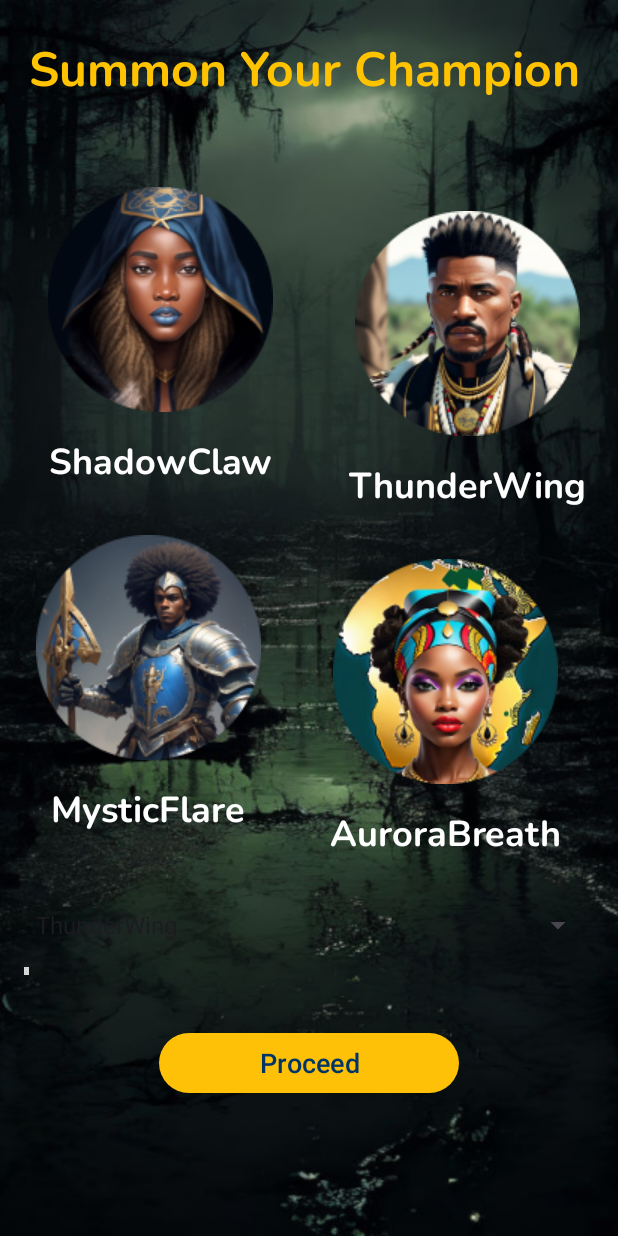
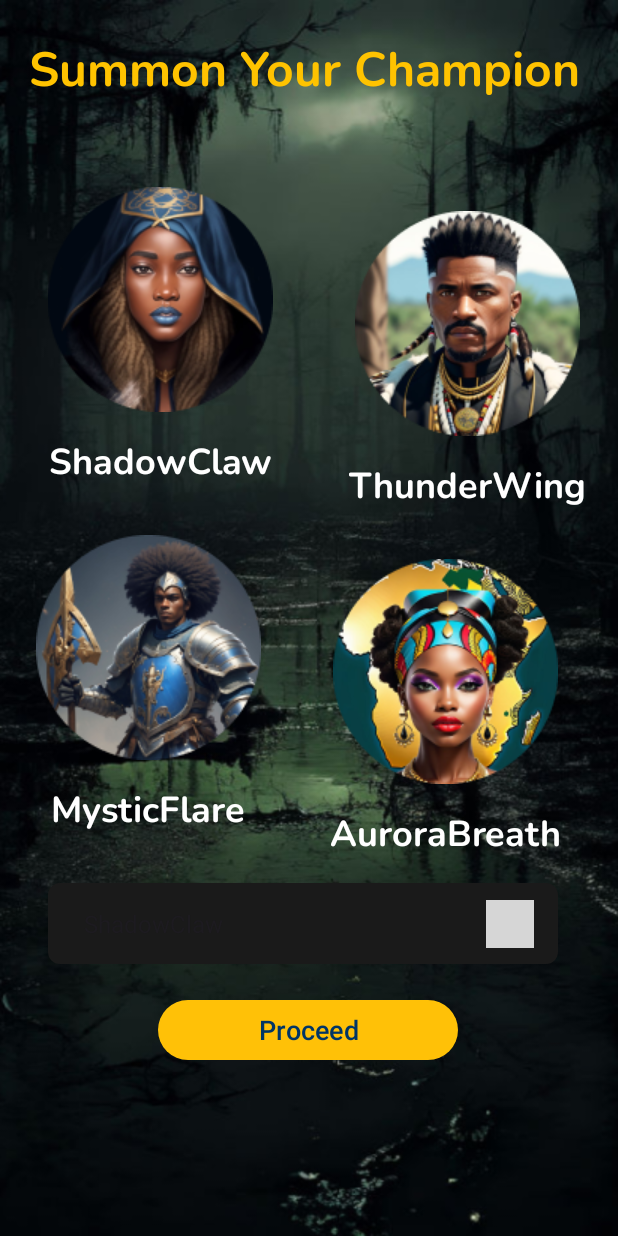
Before and after one commit to akirachix/Vivosparks-Mobile, an Android app: the ChampionActivity screen opened directly, with no data from a screen before it, on a phone screen of 412 x 824 dp. Run offline under Robolectric (Android 15) with nearby library versions, the phone set to English and light mode, and no system bars; our stand-ins replace Picasso; pictures from the network do not load; grey boxes are pictures that could not be loaded.

Commit message:
add changes

```diff
--- a/app/src/main/java/com/akirachix/investikaTrial/ui/ChampionActivity.kt
+++ b/app/src/main/java/com/akirachix/investikaTrial/ui/ChampionActivity.kt
@@ -3,7 +3,10 @@ package com.akirachix.investikaTrial.ui
 import android.content.Intent
 import android.os.Bundle
 import android.view.View
-import android.widget.*
+import android.widget.AdapterView
+import android.widget.ArrayAdapter
+import android.widget.ImageView
+import android.widget.Toast
 import androidx.appcompat.app.AppCompatActivity
 import com.akirachix.investikaTrial.api.ApiClient
 import com.akirachix.investikaTrial.api.SigninInterface
@@ -17,7 +20,6 @@ import retrofit2.Response
 
 class ChampionActivity : AppCompatActivity() {
     private lateinit var binding: ActivityChampionBinding
-    private lateinit var imageSpinner: Spinner
     private lateinit var selectedImageView: ImageView
     private lateinit var selectedChoice: String
 
@@ -26,7 +28,6 @@ class ChampionActivity : AppCompatActivity() {
         binding = ActivityChampionBinding.inflate(layoutInflater)
         setContentView(binding.root)
 
-        imageSpinner = binding.idShadowClaw
         selectedImageView = binding.selectedImageView
 
         // Setup the spinner to allow user to choose an avatar
@@ -80,12 +81,12 @@ class ChampionActivity : AppCompatActivity() {
 
     // Setup the image spinner for avatar selection
     private fun setupImageSpinner() {
-        val imageChoices = arrayOf("ThunderWing", "ShadowClaw", "MysticFlare", "AuroraBreath")
+        val imageChoices = arrayOf("ShadowClaw", "ThunderWing", "MysticFlare", "AuroraBreath")
         val adapter = ArrayAdapter(this, android.R.layout.simple_spinner_item, imageChoices)
         adapter.setDropDownViewResource(android.R.layout.simple_spinner_dropdown_item)
-        imageSpinner.adapter = adapter
+        binding.idAvatarSpinner.adapter = adapter // Assuming you have a Spinner in your layout with this ID
 
-        imageSpinner.onItemSelectedListener = object : AdapterView.OnItemSelectedListener {
+        binding.idAvatarSpinner.onItemSelectedListener = object : AdapterView.OnItemSelectedListener {
             override fun onItemSelected(parent: AdapterView<*>, view: View, position: Int, id: Long) {
                 selectedChoice = imageChoices[position]
                 val imageUrl = getImageUrl(selectedChoice)
--- /dev/null
+++ b/app/src/main/res/drawable/spinner_background.xml
@@ -0,0 +1,6 @@
+<?xml version="1.0" encoding="utf-8"?>
+<shape xmlns:android="http://schemas.android.com/apk/res/android">
+    <solid android:color="#1A1A1A"/> <!-- Background color -->
+    <corners android:radius="8dp"/> <!-- Rounded corners -->
+    <padding android:left="8dp" android:top="8dp" android:right="8dp" android:bottom="8dp"/> <!-- Padding inside the spinner -->
+</shape>
--- a/app/src/main/res/layout/activity_champion.xml
+++ b/app/src/main/res/layout/activity_champion.xml
@@ -118,34 +118,43 @@
         app:layout_constraintTop_toBottomOf="@+id/imageView5" />
 
     <!-- Dropdown for selecting images -->
-    <Spinner
-        android:id="@+id/idShadowClaw"
-        android:layout_width="0dp"
-        android:layout_height="wrap_content"
-        android:textColor="#FFFFFF"
-        android:layout_marginTop="32dp"
-        app:layout_constraintTop_toBottomOf="@+id/textView5"
-        app:layout_constraintStart_toStartOf="parent"
-        app:layout_constraintEnd_toEndOf="parent" />
+
 
     <!-- ImageView to display the selected image -->
+    <Spinner
+        android:id="@+id/idAvatarSpinner"
+        android:layout_width="match_parent"
+        android:layout_height="wrap_content"
+        android:layout_marginStart="16dp"
+        android:layout_marginTop="16dp"
+        android:layout_marginEnd="24dp"
+        android:background="@drawable/spinner_background"
+        android:text="Select Your Avatar"
+        android:padding="16dp"
+        android:spinnerMode="dropdown"
+        android:textColor="#FFFFFF"
+        app:layout_constraintEnd_toEndOf="parent"
+        app:layout_constraintStart_toStartOf="parent"
+        app:layout_constraintTop_toBottomOf="@+id/textView5" />
+
+    <!-- White background -->
+
     <ImageView
         android:id="@+id/selectedImageView"
-        android:layout_width="3dp"
-        android:layout_height="5dp"
-        android:layout_marginTop="16dp"
+        android:layout_width="32dp"
+        android:layout_height="32dp"
+        android:layout_marginEnd="40dp"
         android:background="@android:color/white"
         android:textColor="#FFFFFF"
-        app:layout_constraintStart_toStartOf="parent"
-        app:layout_constraintTop_toBottomOf="@+id/idShadowClaw" /> <!-- White background -->
+        app:layout_constraintBottom_toBottomOf="@+id/idAvatarSpinner"
+        app:layout_constraintEnd_toEndOf="parent"
+        app:layout_constraintTop_toTopOf="@+id/idAvatarSpinner" />
 
     <Button
         android:id="@+id/registerButton"
         android:layout_width="200dp"
         android:layout_height="wrap_content"
-        android:layout_marginStart="32dp"
-        android:layout_marginTop="56dp"
-        android:layout_marginEnd="32dp"
+        android:layout_marginTop="20dp"
         android:text="Proceed"
         android:textAlignment="center"
         android:textColor="#003566"
@@ -153,7 +162,8 @@
         app:backgroundTint="#FFC107"
         app:cornerRadius="25dp"
         app:layout_constraintEnd_toEndOf="parent"
+        app:layout_constraintHorizontal_bias="0.497"
         app:layout_constraintStart_toStartOf="parent"
-        app:layout_constraintTop_toBottomOf="@+id/idShadowClaw" />
+        app:layout_constraintTop_toBottomOf="@+id/idAvatarSpinner" />
 
 </androidx.constraintlayout.widget.ConstraintLayout>
--- a/app/src/main/res/layout/activity_creatprofile.xml
+++ b/app/src/main/res/layout/activity_creatprofile.xml
@@ -135,6 +135,7 @@
         android:layout_marginTop="30dp"
         android:layout_marginEnd="32dp"
         android:hint="Enter Location"
+        android:inputType="text"
         android:fontFamily="@font/nunito_bold"
         app:layout_constraintEnd_toEndOf="parent"
         app:layout_constraintStart_toStartOf="parent"
```
